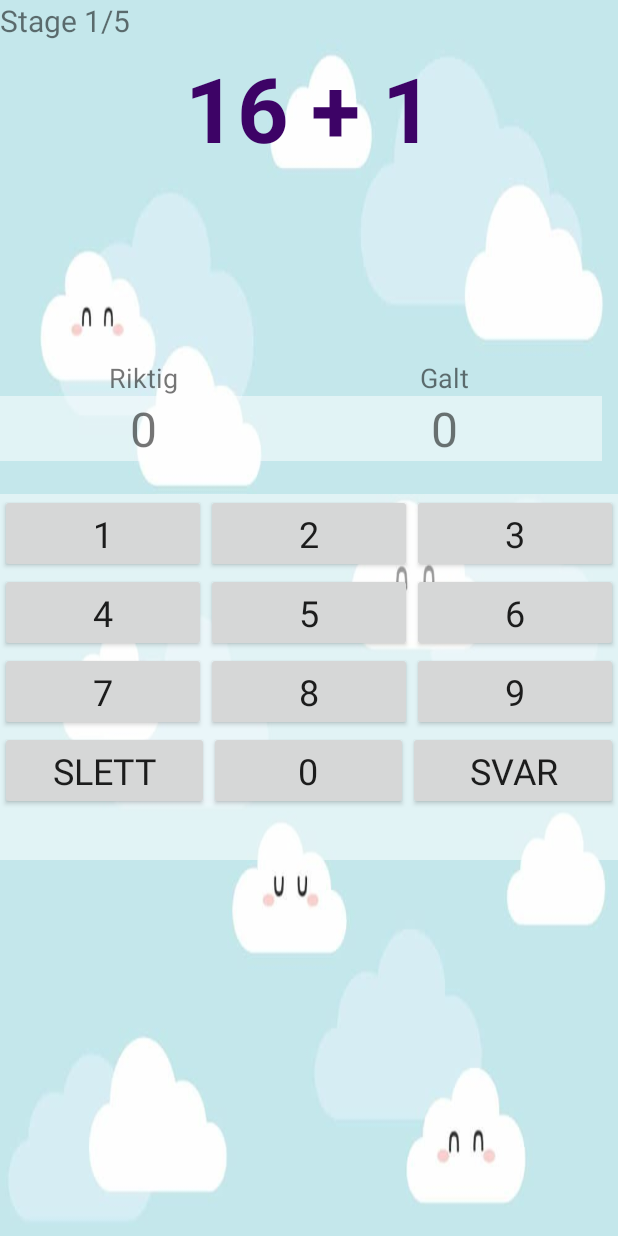
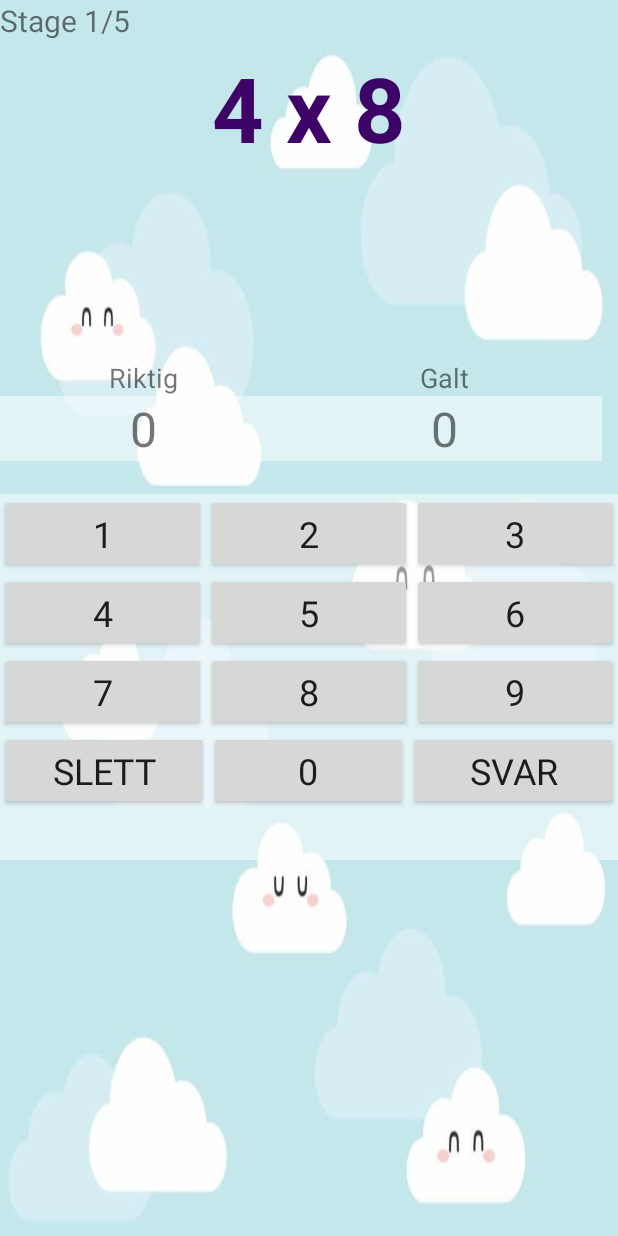
Before and after one commit to s315614/AppUtvikling-MathGame, an Android app: the Spill screen opened directly, with no data from a screen before it, on a phone screen of 412 x 824 dp. Run offline under Robolectric (Android 15) with nearby library versions, the phone set to English and light mode, and no system bars; Roboto replaces fonts that are not available here.

Commit message:
......
hoved= background and buttons
preference=background image
and feathers
arrays
spill.java = rand int 34
strings de= added

```diff
--- a/app/src/main/java/com/example/bas/livssyklus/Spill.java
+++ b/app/src/main/java/com/example/bas/livssyklus/Spill.java
@@ -10,8 +10,6 @@ import android.content.res.Resources;
 import android.media.MediaPlayer;
 import android.os.Bundle;
 import android.os.CountDownTimer;
-import android.os.Handler;
-import android.support.annotation.NonNull;
 import android.support.v7.app.AppCompatActivity;
 import android.view.MotionEvent;
 import android.view.View;
@@ -22,8 +20,6 @@ import android.widget.Toast;
 import java.util.ArrayList;
 import java.util.Locale;
 import java.util.Random;
-import java.util.Timer;
-import java.util.TimerTask;
 
 public class Spill extends AppCompatActivity {
 
@@ -409,11 +405,11 @@ public class Spill extends AppCompatActivity {
         return false;
     }
 
-    //Metode som generere et tall i mellom 0 og 25
+    //Metode som generere et tall i mellom 0 og 34
     //Returnerer (int) dette tallet
     public int generateRandomInt() {
         Random r = new Random();
-        int value = r.nextInt((25 - 0) + 1) + 0;
+        int value = r.nextInt((34 - 0) + 1) + 0;
         return value;
     }
 
--- a/app/src/main/res/layout-land/activity_hoved.xml
+++ b/app/src/main/res/layout-land/activity_hoved.xml
@@ -4,6 +4,7 @@
     xmlns:tools="http://schemas.android.com/tools"
     android:layout_width="match_parent"
     android:layout_height="match_parent"
+    android:background="@color/hovedBackground"
     android:fitsSystemWindows="true"
     android:orientation="vertical">
 
--- a/app/src/main/res/layout-land/activity_preferenser.xml
+++ b/app/src/main/res/layout-land/activity_preferenser.xml
@@ -4,7 +4,7 @@
     xmlns:tools="http://schemas.android.com/tools"
     android:layout_width="match_parent"
     android:layout_height="match_parent"
-    android:background="#dfcbed"
+    android:background="@drawable/blue"
     android:orientation="vertical"
     tools:context=".Preferenser">
 
--- a/app/src/main/res/layout/activity_hoved.xml
+++ b/app/src/main/res/layout/activity_hoved.xml
@@ -5,6 +5,7 @@
     android:id="@+id/relativeLayout"
     android:layout_width="match_parent"
     android:layout_height="match_parent"
+    android:background="@color/hovedBackground"
     android:fitsSystemWindows="true"
     android:orientation="vertical">
 
@@ -52,6 +53,7 @@
         android:layout_height="wrap_content"
         android:layout_alignParentBottom="true"
         android:layout_alignParentStart="true"
+        android:layout_marginBottom="22dp"
         android:orientation="vertical">
 
         <TableRow
--- a/app/src/main/res/layout/activity_preferenser.xml
+++ b/app/src/main/res/layout/activity_preferenser.xml
@@ -4,7 +4,7 @@
     xmlns:tools="http://schemas.android.com/tools"
     android:layout_width="match_parent"
     android:layout_height="match_parent"
-    android:background="#dfcbed"
+    android:background="@drawable/blue"
     tools:context=".Preferenser">
 
     <TextView
--- a/app/src/main/res/values/arrays.xml
+++ b/app/src/main/res/values/arrays.xml
@@ -2,61 +2,77 @@
 <resources>
 
     <string-array name="questions">
-        <item>0 + 1</item>
-        <item>1 + 1</item>
-        <item>2 + 1</item>
-        <item>3 + 1</item>
-        <item>4 + 1</item>
-        <item>5 + 1</item>
-        <item>6 + 1</item>
-        <item>7 + 1</item>
-        <item>8 + 1</item>
-        <item>9 + 1</item>
-        <item>10 + 1</item>
-        <item>11 + 1</item>
-        <item>12 + 1</item>
-        <item>13 + 1</item>
-        <item>14 + 1</item>
-        <item>15 + 1</item>
-        <item>16 + 1</item>
-        <item>17 + 1</item>
-        <item>18 + 1</item>
-        <item>19 + 1</item>
-        <item>20 + 1</item>
-        <item>21 + 1</item>
-        <item>22 + 1</item>
-        <item>23 + 1</item>
-        <item>24 + 1</item>
-        <item>25 + 1</item>
+        <item>8 + 8</item>
+        <item>4 * 2</item>
+        <item>3 * 3</item>
+        <item>10 / 2</item>
+        <item>5 - 2</item>
+        <item>3 * 7</item>
+        <item>42 / 6</item>
+        <item>23 + 17</item>
+        <item>44 - 8</item>
+        <item>99 / 3</item>
+        <item>7 * 8</item>
+        <item>9 + 25</item>
+        <item>54 - 9</item>
+        <item>9 * 5</item>
+        <item>6 * 4</item>
+        <item>11 * 12</item>
+        <item>34 + 48</item>
+        <item>92 / 4</item>
+        <item>76 - 21</item>
+        <item>12 * 10</item>
+        <item>98 - 25</item>
+        <item>91 / 7</item>
+        <item>65 + 39</item>
+        <item>15 * 3</item>
+        <item>74 / 2</item>
+        <item>2 x 2</item>
+        <item>5 + 20</item>
+        <item>20 / 2</item>
+        <item>97 + 20</item>
+        <item>20 - 8</item>
+        <item>7 x 4</item>
+        <item>4 x 8</item>
+        <item>47 - 35</item>
+        <item>98 + 15</item>
     </string-array>
 
     <string-array name="answers">
-        <item>1</item>
-        <item>2</item>
-        <item>3</item>
-        <item>4</item>
-        <item>5</item>
-        <item>6</item>
-        <item>7</item>
+        <item>16</item>
         <item>8</item>
         <item>9</item>
+        <item>5</item>
+        <item>3</item>
+        <item>21</item>
+        <item>7</item>
+        <item>40</item>
+        <item>36</item>
+        <item>33</item>
+        <item>56</item>
+        <item>34</item>
+        <item>45</item>
+        <item>45</item>
+        <item>24</item>
+        <item>132</item>
+        <item>82</item>
+        <item>23</item>
+        <item>55</item>
+        <item>120</item>
+        <item>73</item>
+        <item>13</item>
+        <item>104</item>
+        <item>45</item>
+        <item>37</item>
+        <item>4</item>
+        <item>25</item>
         <item>10</item>
-        <item>11</item>
+        <item>117</item>
         <item>12</item>
-        <item>13</item>
-        <item>14</item>
-        <item>15</item>
-        <item>16</item>
-        <item>17</item>
-        <item>18</item>
-        <item>19</item>
-        <item>20</item>
-        <item>21</item>
-        <item>22</item>
-        <item>23</item>
-        <item>24</item>
-        <item>25</item>
-        <item>26</item>
+        <item>28</item>
+        <item>32</item>
+        <item>12</item>
+        <item>113</item>
     </string-array>
 
 
--- a/app/src/main/res/values/colors.xml
+++ b/app/src/main/res/values/colors.xml
@@ -7,7 +7,7 @@
     <color name="colorInputTxt">#a8c9ff</color>
     <color name="colorBackground">#f2f7ff</color>
     <color name="colorWhite">#ffffff</color>
-
+    <color name="hovedBackground">#87ceeb</color>
     <color name="gameBackground">#e4faff</color>
     <color name="correct">#6eff46</color>
     <color name="wrong">#ff1515</color>
```
Also changed, not shown: app/src/main/res/drawable/blue.jpg (added), app/src/main/res/drawable/onefeather.jpg (deleted), app/src/main/res/drawable/onefeather.png (added), app/src/main/res/drawable/threefeathers.jpg (deleted), app/src/main/res/drawable/threefeathers.png (added), app/src/main/res/drawable/twofeathers.jpg (deleted), app/src/main/res/drawable/twofeathers.png (added), 1 other file.
